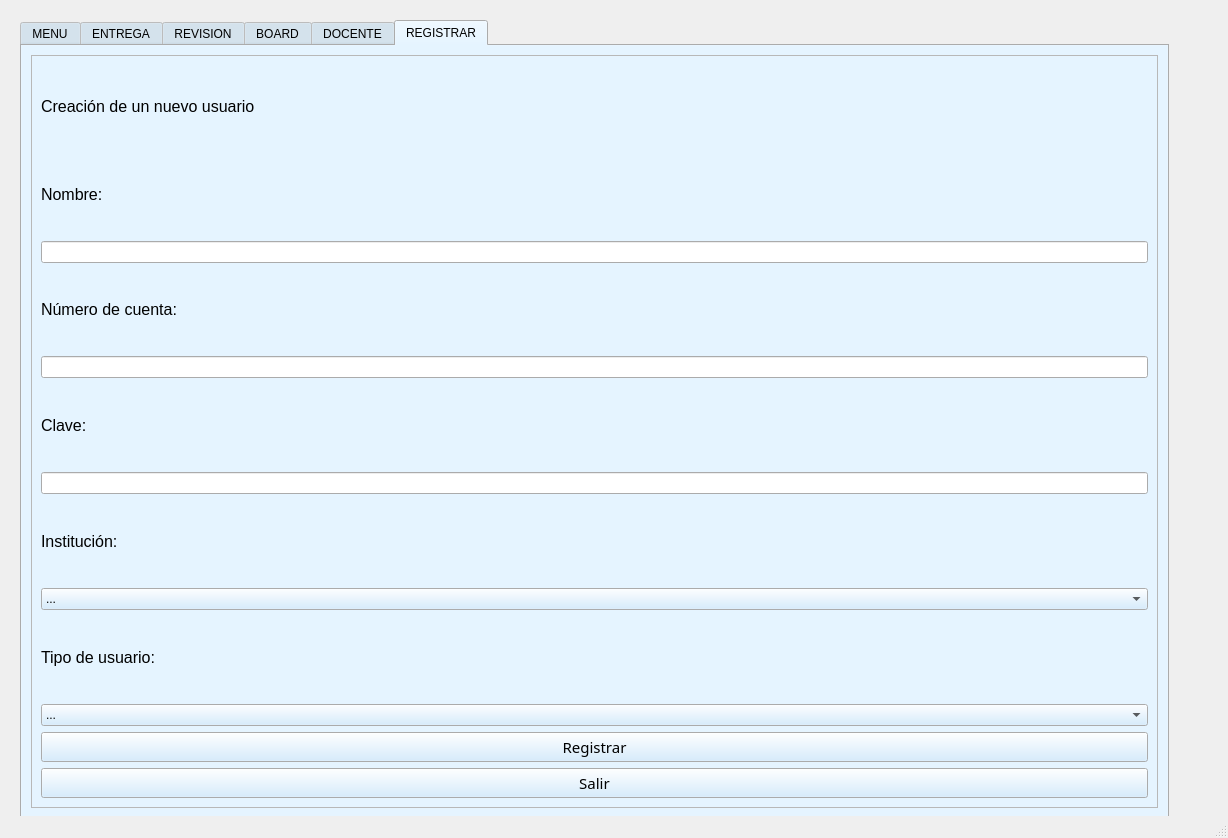
Before: the Qt Designer form cframe.ui in AzaliaFlores19/Proyecto-Silabos-Parte-2, drawn with Qt 5.
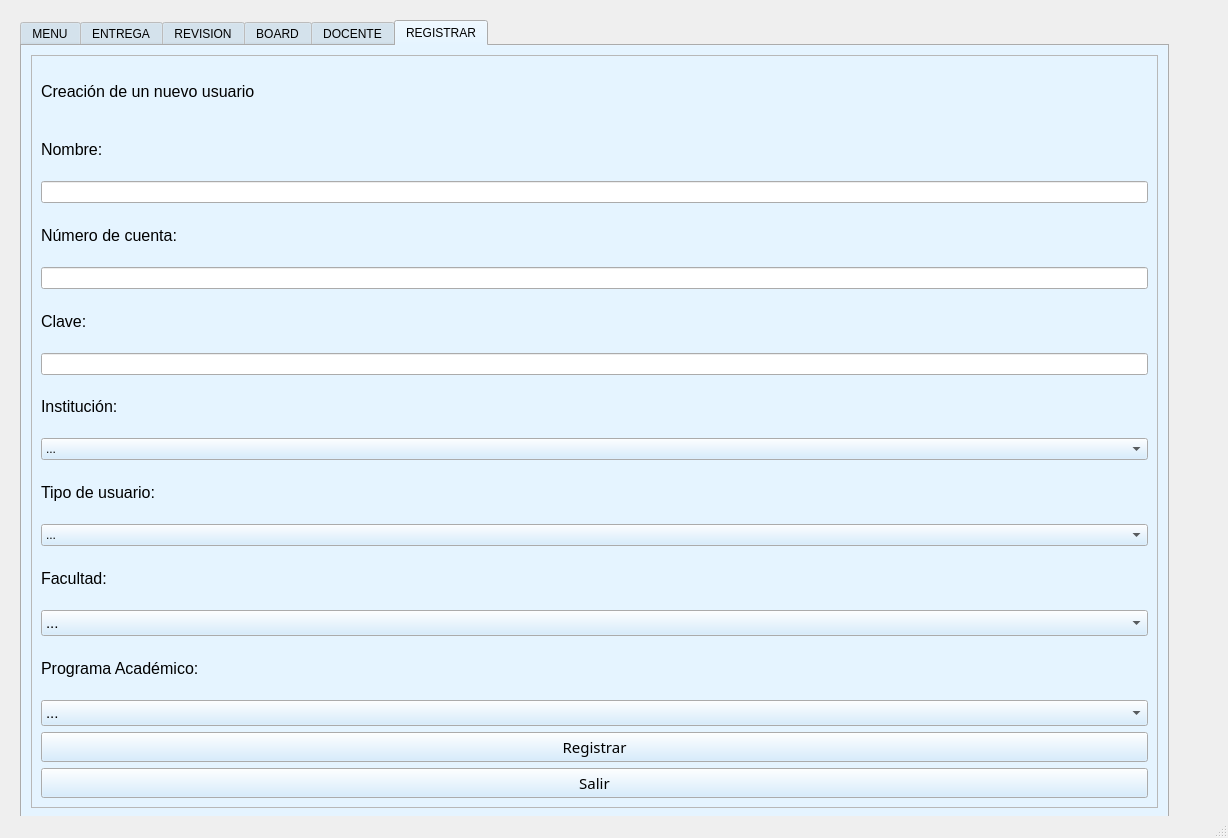
After: the same form once the commit is applied.

Commit message: -Cambios en registro

Patch:
```diff
--- a/cframe.ui
+++ b/cframe.ui
@@ -1421,6 +1421,88 @@
               </item>
              </widget>
             </item>
+            <item>
+             <widget class="QLabel" name="lbl_facultadE_8">
+              <property name="font">
+               <font>
+                <pointsize>12</pointsize>
+               </font>
+              </property>
+              <property name="text">
+               <string>Facultad:</string>
+              </property>
+             </widget>
+            </item>
+            <item>
+             <widget class="QComboBox" name="cb_facultadRegistro">
+              <property name="font">
+               <font>
+                <pointsize>11</pointsize>
+               </font>
+              </property>
+              <item>
+               <property name="text">
+                <string>...</string>
+               </property>
+              </item>
+              <item>
+               <property name="text">
+                <string>FACULTAD DE INGENIERÍA</string>
+               </property>
+              </item>
+              <item>
+               <property name="text">
+                <string>FACULTAD DE CIENCIAS ADMINISTRATIVAS Y SOCIALES</string>
+               </property>
+              </item>
+              <item>
+               <property name="text">
+                <string>FACULTAD DE ARTE Y DISEÑO</string>
+               </property>
+              </item>
+              <item>
+               <property name="text">
+                <string>FACULTAD DE CIENCIAS DE LA SALUD</string>
+               </property>
+              </item>
+              <item>
+               <property name="text">
+                <string>FACULTAD DE POSTGRADO</string>
+               </property>
+              </item>
+              <item>
+               <property name="text">
+                <string>FACULTAD DE TÉCNICOS</string>
+               </property>
+              </item>
+             </widget>
+            </item>
+            <item>
+             <widget class="QLabel" name="lbl_carreraE_2">
+              <property name="font">
+               <font>
+                <pointsize>12</pointsize>
+               </font>
+              </property>
+              <property name="text">
+               <string>Programa Académico:</string>
+              </property>
+             </widget>
+            </item>
+            <item>
+             <widget class="QComboBox" name="cb_carreraRegistro">
+              <property name="font">
+               <font>
+                <pointsize>11</pointsize>
+               </font>
+              </property>
+              <item>
+               <property name="text">
+                <string>...</string>
+               </property>
+              </item>
+             </widget>
+            </item>
             <item>
              <widget class="QPushButton" name="btn_registraruser">
               <property name="palette">
```
Left out of the diff: 2 changed lines with no effect on the pictures. The commit also changes 3 other files.
